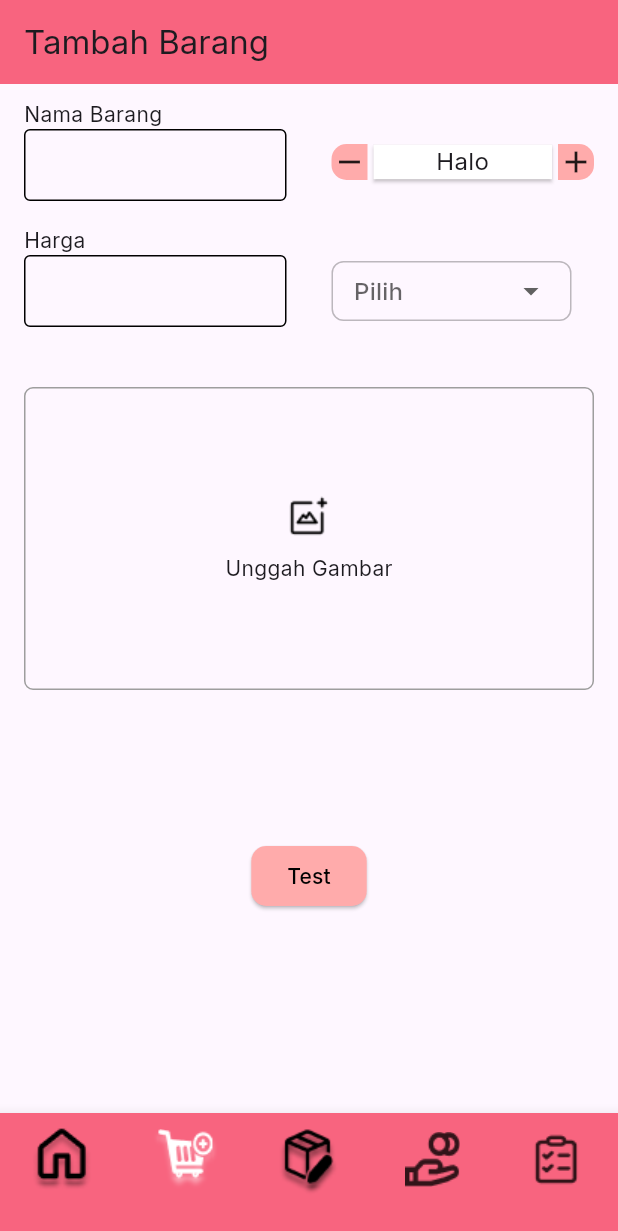
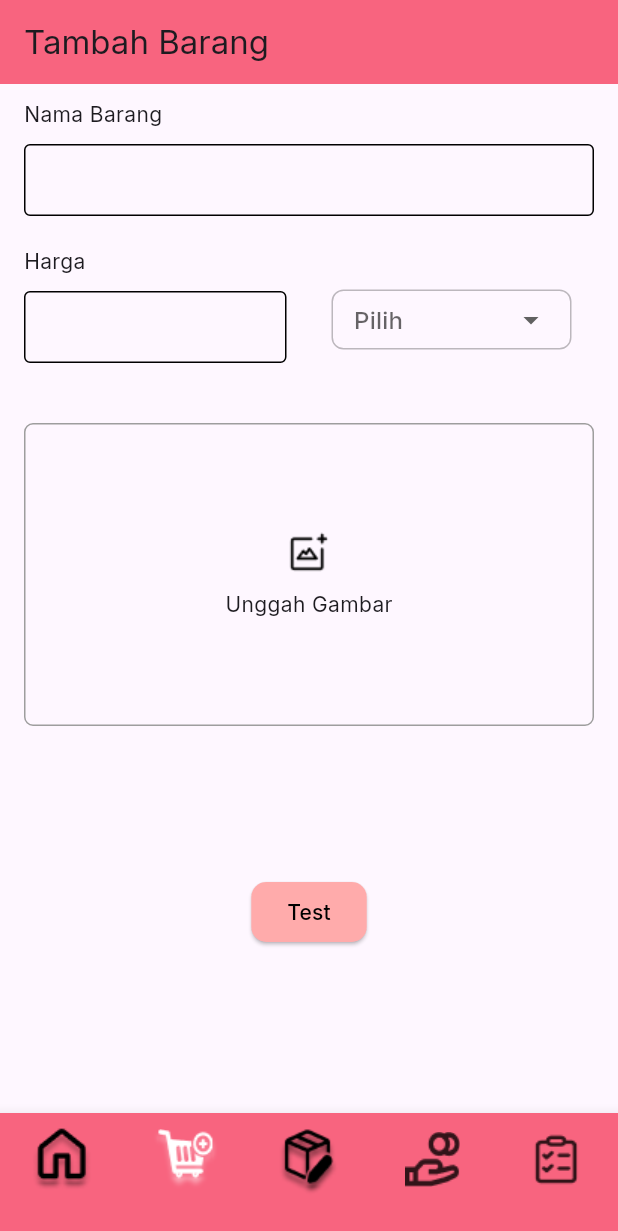
Before and after one commit to Rafi1702/aplikasi_keuangan_sakila, a Flutter app: the screen it shows after launch, item 2 of the bottom bar chosen, on a phone screen of 412 x 824 dp. Shown: the top 1231 px of the screen. Run offline on Flutter 3.47's test engine with Material 3 defaults, Android fonts, the phone set to English and light mode, and no system bars; drawn by our look-alikes of dropdown_button2; our stand-ins replace bloc, equatable, flutter_bloc, google_fonts, shared_preferences; missing offline and left inert: http_interceptor; statements that could not run were skipped.

Commit message:
edit widget textfield

```diff
--- a/lib/bloc/pengeluaran/pengeluaran_bloc.dart
+++ b/lib/bloc/pengeluaran/pengeluaran_bloc.dart
@@ -49,8 +49,9 @@ class PengeluaranBloc extends Bloc<PengeluaranEvent, PengeluaranState> {
           event.barang.where((e) => e.kuantitas! > 0).toList();
       DataPengeluaran data = await PengeluaranService()
           .insertPengeluaran(event.tanggalPengeluaran, filteredBarang);
-      int findIndexTanggal = findIndex(data.tanggalPengeluaran.toString(), state.pengeluaran);
-      print(findIndexTanggal);
+      int findIndexTanggal =
+          findIndex(data.tanggalPengeluaran.toString(), state.pengeluaran);
+
       List<DataPengeluaran> updatedData = List.from(state.pengeluaran)
         ..insert(findIndexTanggal, data);
 
--- a/lib/model/barang_model.dart
+++ b/lib/model/barang_model.dart
@@ -5,6 +5,13 @@
 import 'dart:convert';
 
 import 'package:sakila_store_project/model/detail_pengeluaran_model.dart';
+
+enum JenisBarang {
+  lama("Lama"),
+  baru("Baru");
+  const JenisBarang(this.value);
+  final String value;
+}
 
 BarangModel barangFromJson(String str) =>
     BarangModel.fromJson(json.decode(str));
--- a/lib/view/tambah_barang_page.dart
+++ b/lib/view/tambah_barang_page.dart
@@ -1,4 +1,5 @@
 import 'package:flutter/material.dart';
+import 'package:sakila_store_project/model/barang_model.dart';
 import 'package:sakila_store_project/theme/colors.dart';
 import 'package:sakila_store_project/widgets/custom_button.dart';
 import 'package:sakila_store_project/widgets/custom_dropdown.dart';
@@ -14,7 +15,22 @@ class TambahBarangPage extends StatefulWidget {
 class _TambahBarangPageState extends State<TambahBarangPage> {
   final TextEditingController _namaBarangController = TextEditingController();
   final TextEditingController _hargaBarangController = TextEditingController();
+  int quantity = 0;
+
   String? _selectedValue;
+
+  void increaseQuantity() {
+    setState(() {
+      quantity += 1;
+    });
+  }
+
+  void setJenisBarangValue(String value) {
+    setState(() {
+      _selectedValue = value;
+    });
+  }
+
   @override
   Widget build(BuildContext context) {
     return _buildBody();
@@ -25,9 +41,8 @@ class _TambahBarangPageState extends State<TambahBarangPage> {
       padding: const EdgeInsets.symmetric(horizontal: 16.0, vertical: 10.0),
       child: Column(
         children: [
-          SizedBox(
-            height: 84.0,
-            child: Row(
+          Row(
+            crossAxisAlignment: CrossAxisAlignment.center,
             children: [
               Expanded(
                 child: CustomTextField(
@@ -37,11 +52,9 @@ class _TambahBarangPageState extends State<TambahBarangPage> {
                   radiusValue: 4.0,
                 ),
               ),
-                const SizedBox(width: 30.0),
-                Expanded(child: _quantityWidget()),
             ],
           ),
-          ),
+          const SizedBox(height: 20.0),
           Row(
             children: [
               Expanded(
@@ -55,14 +68,11 @@ class _TambahBarangPageState extends State<TambahBarangPage> {
               const SizedBox(width: 30.0),
               Expanded(
                 child: CustomDropDown(
-                  list: ["test", "Halo", "Aku"],
+                  list: JenisBarang.values.map((e) => e.value).toList(),
                   text: "",
                   value: _selectedValue,
                   onChanged: (val) {
-                    setState(() {
-                      _selectedValue = val;
-                    });
-                    print(_selectedValue);
+                    setJenisBarangValue(val!);
                   },
                 ),
               ),
@@ -98,44 +108,44 @@ class _TambahBarangPageState extends State<TambahBarangPage> {
     );
   }
 
-  Widget _quantityWidget() {
-    return SizedBox(
-      child: Row(
-        mainAxisAlignment: MainAxisAlignment.spaceBetween,
-        children: [
-          Container(
-            decoration: const BoxDecoration(
-              borderRadius: BorderRadius.only(
-                topLeft: Radius.circular(10.0),
-                bottomLeft: Radius.circular(10.0),
-              ),
-              color: AppColors.secondaryColor,
-            ),
-            child: const Icon(Icons.remove),
-          ),
-          const Expanded(
-            child: Card(
-              shape: RoundedRectangleBorder(),
-              color: Colors.white,
-              child: Text(
-                "Halo",
-                style: TextStyle(fontSize: 16.0),
-                textAlign: TextAlign.center,
-              ),
-            ),
-          ),
-          Container(
-            decoration: const BoxDecoration(
-              borderRadius: BorderRadius.only(
-                topRight: Radius.circular(10.0),
-                bottomRight: Radius.circular(10.0),
-              ),
-              color: AppColors.secondaryColor,
-            ),
-            child: const Icon(Icons.add),
-          ),
-        ],
-      ),
-    );
+  // Widget _quantityWidget() {
+  //   return SizedBox(
+  //     child: Row(
+  //       mainAxisAlignment: MainAxisAlignment.spaceBetween,
+  //       children: [
+  //         Container(
+  //           decoration: const BoxDecoration(
+  //             borderRadius: BorderRadius.only(
+  //               topLeft: Radius.circular(10.0),
+  //               bottomLeft: Radius.circular(10.0),
+  //             ),
+  //             color: AppColors.secondaryColor,
+  //           ),
+  //           child: const Icon(Icons.remove),
+  //         ),
+  //         const Expanded(
+  //           child: Card(
+  //             shape: RoundedRectangleBorder(),
+  //             color: Colors.white,
+  //             child: Text(
+  //               "Halo",
+  //               style: TextStyle(fontSize: 16.0),
+  //               textAlign: TextAlign.center,
+  //             ),
+  //           ),
+  //         ),
+  //         Container(
+  //           decoration: const BoxDecoration(
+  //             borderRadius: BorderRadius.only(
+  //               topRight: Radius.circular(10.0),
+  //               bottomRight: Radius.circular(10.0),
+  //             ),
+  //             color: AppColors.secondaryColor,
+  //           ),
+  //           child: const Icon(Icons.add),
+  //         ),
+  //       ],
+  //     ),
+  //   );
+  // }
 }
-}
--- a/lib/widgets/custom_textfield.dart
+++ b/lib/widgets/custom_textfield.dart
@@ -27,6 +27,7 @@ class CustomTextField extends StatelessWidget {
         crossAxisAlignment: CrossAxisAlignment.start,
         children: [
           Text(text),
+          const SizedBox(height: 10.0),
           TextFormField(
             controller: controller,
             keyboardType: keyboardType,
```
Lines whose indentation alone changed are shown as unchanged.
